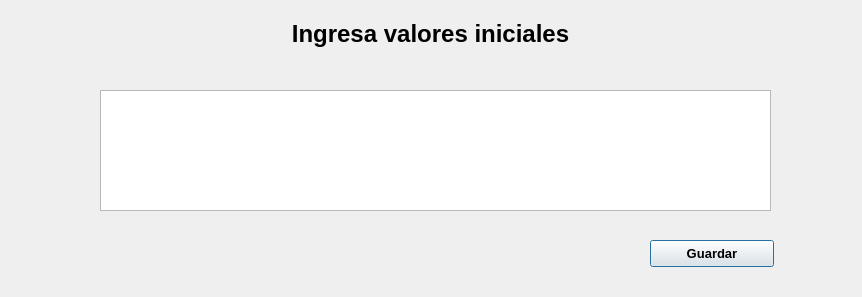
dhoyoso/AnalisisNumerico, file UI/valoresiniciales.ui: the form before one commit.
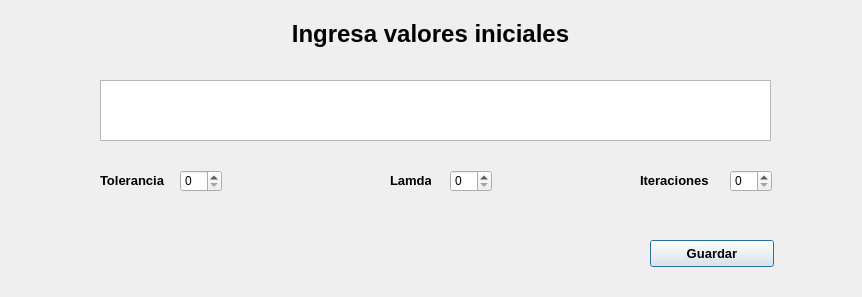
The form after the commit.

Patch:
```diff
--- a/UI/valoresiniciales.ui
+++ b/UI/valoresiniciales.ui
@@ -50,12 +50,81 @@
    <property name="geometry">
     <rect>
      <x>100</x>
-     <y>90</y>
+     <y>80</y>
      <width>671</width>
-     <height>121</height>
+     <height>61</height>
     </rect>
    </property>
   </widget>
+  <widget class="QSpinBox" name="tol">
+   <property name="geometry">
+    <rect>
+     <x>180</x>
+     <y>170</y>
+     <width>42</width>
+     <height>22</height>
+    </rect>
+   </property>
+  </widget>
+  <widget class="QLabel" name="label_5">
+   <property name="geometry">
+    <rect>
+     <x>100</x>
+     <y>170</y>
+     <width>71</width>
+     <height>21</height>
+    </rect>
+   </property>
+   <property name="text">
+    <string>&lt;html&gt;&lt;head/&gt;&lt;body&gt;&lt;p&gt;&lt;span style=&quot; font-size:10pt; font-weight:600;&quot;&gt;Tolerancia&lt;/span&gt;&lt;/p&gt;&lt;/body&gt;&lt;/html&gt;</string>
+   </property>
+  </widget>
+  <widget class="QSpinBox" name="lamb">
+   <property name="geometry">
+    <rect>
+     <x>450</x>
+     <y>170</y>
+     <width>42</width>
+     <height>22</height>
+    </rect>
+   </property>
+  </widget>
+  <widget class="QLabel" name="label_6">
+   <property name="geometry">
+    <rect>
+     <x>390</x>
+     <y>170</y>
+     <width>41</width>
+     <height>21</height>
+    </rect>
+   </property>
+   <property name="text">
+    <string>&lt;html&gt;&lt;head/&gt;&lt;body&gt;&lt;p&gt;&lt;span style=&quot; font-size:10pt; font-weight:600;&quot;&gt;Lamda&lt;/span&gt;&lt;/p&gt;&lt;/body&gt;&lt;/html&gt;</string>
+   </property>
+  </widget>
+  <widget class="QSpinBox" name="iter">
+   <property name="geometry">
+    <rect>
+     <x>730</x>
+     <y>170</y>
+     <width>42</width>
+     <height>22</height>
+    </rect>
+   </property>
+  </widget>
+  <widget class="QLabel" name="label_7">
+   <property name="geometry">
+    <rect>
+     <x>640</x>
+     <y>170</y>
+     <width>71</width>
+     <height>21</height>
+    </rect>
+   </property>
+   <property name="text">
+    <string>&lt;html&gt;&lt;head/&gt;&lt;body&gt;&lt;p&gt;&lt;span style=&quot; font-size:10pt; font-weight:600;&quot;&gt;Iteraciones&lt;/span&gt;&lt;/p&gt;&lt;/body&gt;&lt;/html&gt;</string>
+   </property>
+  </widget>
  </widget>
  <resources/>
  <connections/>
```
